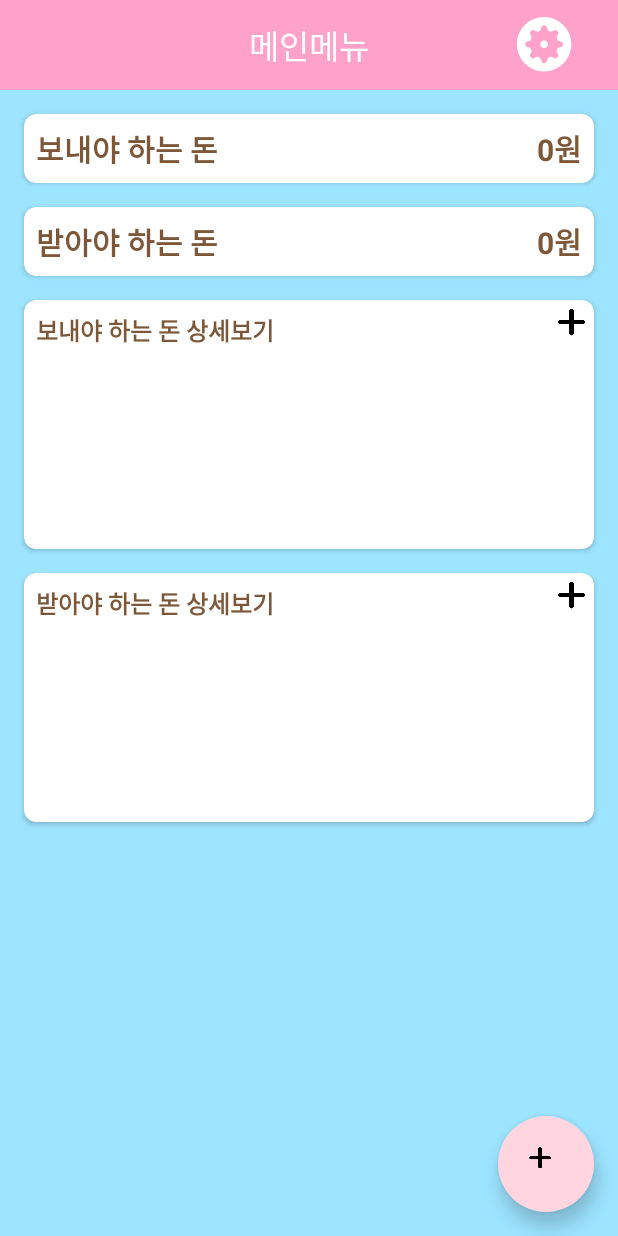
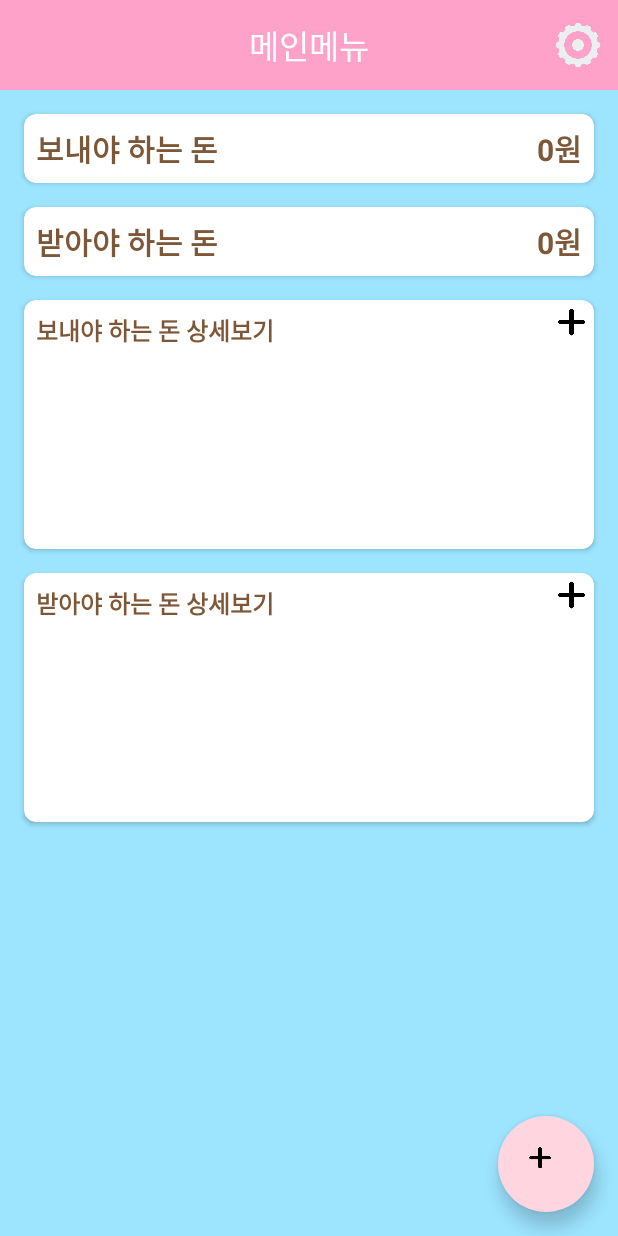
Before and after one commit to Akais24/Project3, an Android app: the MainActivity screen opened directly, with no data from a screen before it, on a phone screen of 412 x 824 dp. Run offline under Robolectric (Android 15) with nearby library versions, the phone set to English and light mode, and no system bars; libraries missing offline, so code that uses them is left out: com.koushikdutta.async, com.koushikdutta.ion; pictures from the network do not load; Roboto replaces fonts that are not available here; 3 statements that could not run were skipped.

Commit message:
디자인 및 논리, 오류 소폭 수정

```diff
--- a/app/src/main/res/layout/activity_main.xml
+++ b/app/src/main/res/layout/activity_main.xml
@@ -41,11 +41,11 @@
                     android:id="@+id/settings"
                     android:layout_width="45dp"
                     android:layout_height="match_parent"
-                    android:layout_alignParentEnd="true"
-                    android:layout_alignParentTop="true"
-                    android:layout_marginEnd="22dp"
-                    android:paddingTop="8dp"
-                    android:src="@drawable/settings" />
+                    android:layout_margin="4dp"
+                    android:padding="8dp"
+                    android:src="@drawable/settings_icon"
+                    android:layout_centerVertical="true"
+                    android:layout_alignParentRight="true"/>
 
             </RelativeLayout>
 
--- a/app/src/main/res/layout/activity_random_camera.xml
+++ b/app/src/main/res/layout/activity_random_camera.xml
@@ -1,6 +1,5 @@
 <?xml version="1.0" encoding="utf-8"?>
 <RelativeLayout xmlns:android="http://schemas.android.com/apk/res/android"
-    xmlns:app="http://schemas.android.com/apk/res-auto"
     xmlns:tools="http://schemas.android.com/tools"
     android:layout_width="match_parent"
     android:layout_height="match_parent"
@@ -46,7 +45,7 @@
         android:id="@+id/img_view"
         android:layout_width="match_parent"
         android:layout_height="match_parent"
-        android:layout_above="@id/explanation"
+        android:layout_above="@id/recog_btn"
         android:layout_below="@id/toolbar_layout"/>
 
 </RelativeLayout>
```
Also changed, not shown: app/src/main/java/com/example/q/swipe_tab/MainActivity.java (+6 -1 lines), app/src/main/java/com/example/q/swipe_tab/Random/Random_Camera_Activity.java (+17 -7 lines), app/src/main/res/drawable/settings_icon.png.
